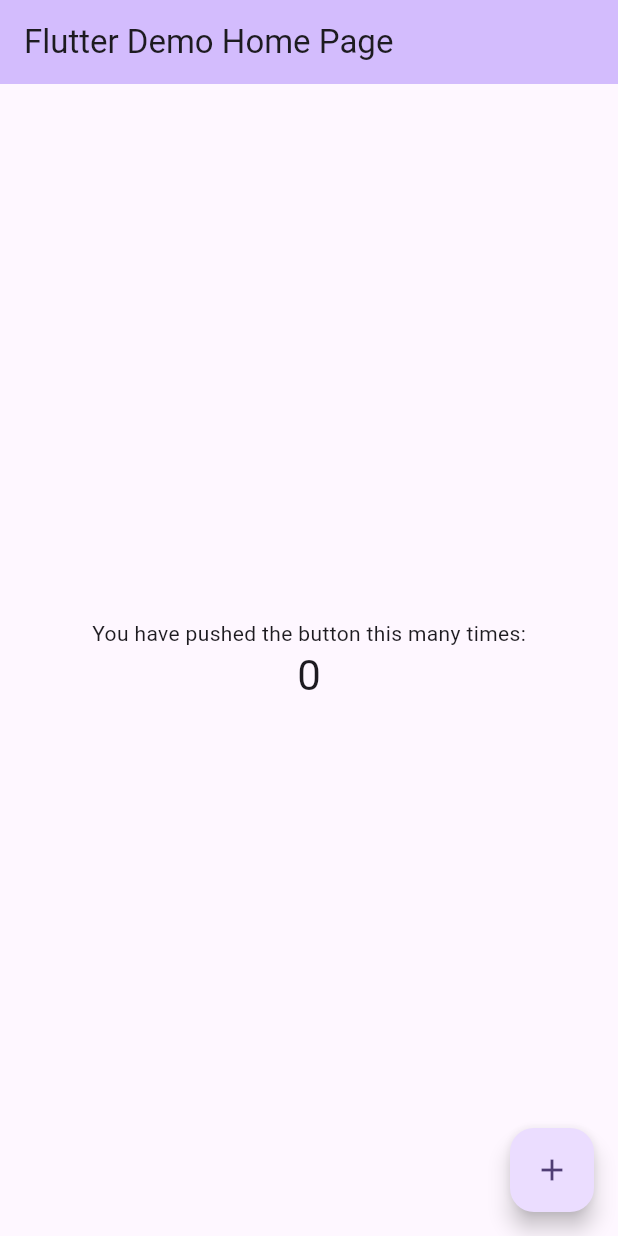
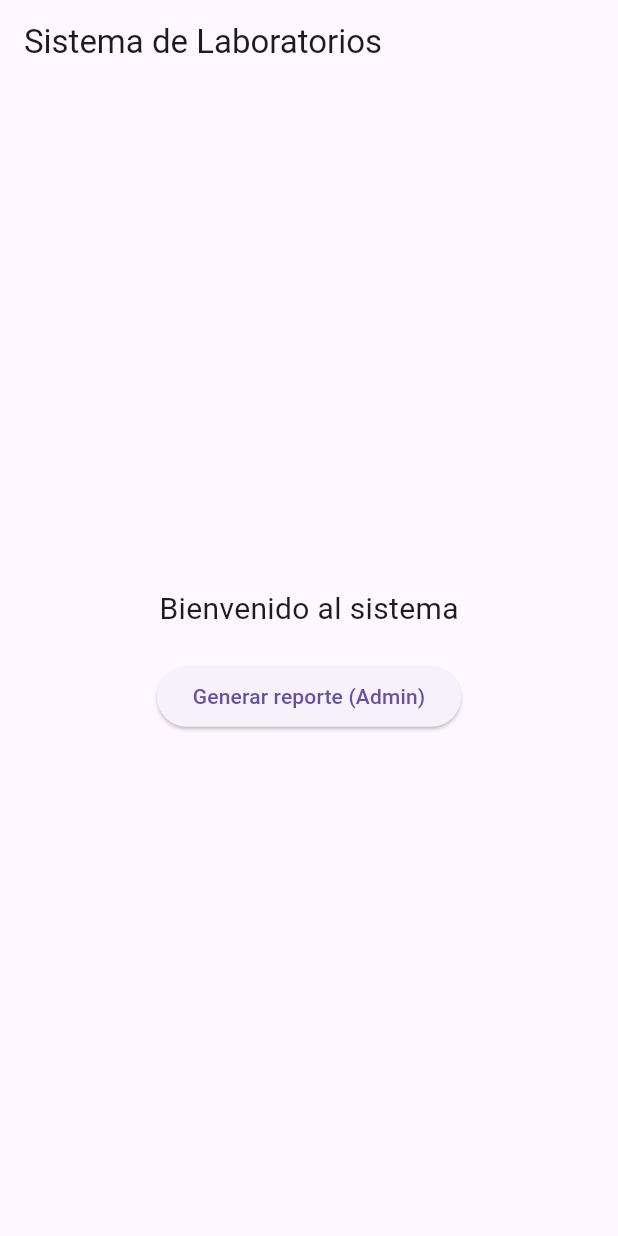
Before and after one commit to MigueV10/Proyect-Flutter, a Flutter app: the screen it shows after launch, on a phone screen of 412 x 824 dp. Run offline on Flutter 3.47's test engine with Material 3 defaults, Android fonts, the phone set to English and light mode, and no system bars.

Commit message:
Probando el boton de generar reporte, aun no esta definido. Dandole forma a la app.

```diff
--- a/dominios/lib/main.dart
+++ b/dominios/lib/main.dart
@@ -1,4 +1,11 @@
 import 'package:flutter/material.dart';
+import 'package:provider/provider.dart';
+
+// Importación de los providers
+import 'package:dominios/providers/gestion_academica_provider.dart';
+import 'package:dominios/providers/operador_laboratorio.dart';
+import 'package:dominios/providers/reporte_servicio_provider.dart';
+import 'package:dominios/providers/usuario_estudiante_provider.dart';
 
 void main() {
   runApp(const MyApp());
@@ -7,116 +14,70 @@ void main() {
 class MyApp extends StatelessWidget {
   const MyApp({super.key});
 
-  // This widget is the root of your application.
   @override
   Widget build(BuildContext context) {
-    return MaterialApp(
-      title: 'Flutter Demo',
-      theme: ThemeData(
-        // This is the theme of your application.
-        //
-        // TRY THIS: Try running your application with "flutter run". You'll see
-        // the application has a purple toolbar. Then, without quitting the app,
-        // try changing the seedColor in the colorScheme below to Colors.green
-        // and then invoke "hot reload" (save your changes or press the "hot
-        // reload" button in a Flutter-supported IDE, or press "r" if you used
-        // the command line to start the app).
-        //
-        // Notice that the counter didn't reset back to zero; the application
-        // state is not lost during the reload. To reset the state, use hot
-        // restart instead.
-        //
-        // This works for code too, not just values: Most code changes can be
-        // tested with just a hot reload.
-        colorScheme: ColorScheme.fromSeed(seedColor: Colors.deepPurple),
+    return MultiProvider(
+      providers: [
+        ChangeNotifierProvider(create: (_) => ReporteServicioProvider()),
+        ChangeNotifierProvider(create: (_) => UsuarioEstudianteProvider()),
+        ChangeNotifierProvider(create: (_) => OperadorLaboratorioProvider()),
+        ChangeNotifierProvider(create: (_) => GestionAcademicaProvider()),
+      ],
+      child: MaterialApp(
+        debugShowCheckedModeBanner: false,
+        title: 'Sistema de Laboratorios',
+        theme: ThemeData(
+          primarySwatch: Colors.blue,
+          visualDensity: VisualDensity.adaptivePlatformDensity,
+        ),
+        home: const HomePage(),
       ),
-      home: const MyHomePage(title: 'Flutter Demo Home Page'),
     );
   }
 }
 
-class MyHomePage extends StatefulWidget {
-  const MyHomePage({super.key, required this.title});
-
-  // This widget is the home page of your application. It is stateful, meaning
-  // that it has a State object (defined below) that contains fields that affect
-  // how it looks.
-
-  // This class is the configuration for the state. It holds the values (in this
-  // case the title) provided by the parent (in this case the App widget) and
-  // used by the build method of the State. Fields in a Widget subclass are
-  // always marked "final".
-
-  final String title;
-
-  @override
-  State<MyHomePage> createState() => _MyHomePageState();
-}
-
-class _MyHomePageState extends State<MyHomePage> {
-  int _counter = 0;
-
-  void _incrementCounter() {
-    setState(() {
-      // This call to setState tells the Flutter framework that something has
-      // changed in this State, which causes it to rerun the build method below
-      // so that the display can reflect the updated values. If we changed
-      // _counter without calling setState(), then the build method would not be
-      // called again, and so nothing would appear to happen.
-      _counter++;
-    });
-  }
+class HomePage extends StatelessWidget {
+  const HomePage({super.key});
 
   @override
   Widget build(BuildContext context) {
-    // This method is rerun every time setState is called, for instance as done
-    // by the _incrementCounter method above.
-    //
-    // The Flutter framework has been optimized to make rerunning build methods
-    // fast, so that you can just rebuild anything that needs updating rather
-    // than having to individually change instances of widgets.
     return Scaffold(
       appBar: AppBar(
-        // TRY THIS: Try changing the color here to a specific color (to
-        // Colors.amber, perhaps?) and trigger a hot reload to see the AppBar
-        // change color while the other colors stay the same.
-        backgroundColor: Theme.of(context).colorScheme.inversePrimary,
-        // Here we take the value from the MyHomePage object that was created by
-        // the App.build method, and use it to set our appbar title.
-        title: Text(widget.title),
+        title: const Text('Sistema de Laboratorios'),
       ),
       body: Center(
-        // Center is a layout widget. It takes a single child and positions it
-        // in the middle of the parent.
         child: Column(
-          // Column is also a layout widget. It takes a list of children and
-          // arranges them vertically. By default, it sizes itself to fit its
-          // children horizontally, and tries to be as tall as its parent.
-          //
-          // Column has various properties to control how it sizes itself and
-          // how it positions its children. Here we use mainAxisAlignment to
-          // center the children vertically; the main axis here is the vertical
-          // axis because Columns are vertical (the cross axis would be
-          // horizontal).
-          //
-          // TRY THIS: Invoke "debug painting" (choose the "Toggle Debug Paint"
-          // action in the IDE, or press "p" in the console), to see the
-          // wireframe for each widget.
           mainAxisAlignment: MainAxisAlignment.center,
-          children: <Widget>[
-            const Text('You have pushed the button this many times:'),
-            Text(
-              '$_counter',
-              style: Theme.of(context).textTheme.headlineMedium,
+          children: [
+            const Text(
+              'Bienvenido al sistema',
+              style: TextStyle(fontSize: 20),
+            ),
+            const SizedBox(height: 20),
+            ElevatedButton(
+              onPressed: () {
+                final adminProvider = Provider.of<ReporteServicioProvider>(context, listen: false);
+                final reporteSatisfaccion = adminProvider.generarReporte("Matemáticas", "G1", "ISC");
+
+                showDialog(
+                  context: context,
+                  builder: (_) => AlertDialog(
+                    title: const Text("Reporte generado"),
+                    content: Text(reporteSatisfaccion.join("\n")),
+                    actions: [
+                      TextButton(
+                        onPressed: () => Navigator.of(context).pop(),
+                        child: const Text("Cerrar"),
+                      )
+                    ],
+                  ),
+                );
+              },
+              child: const Text("Generar reporte (Admin)"),
             ),
           ],
         ),
       ),
-      floatingActionButton: FloatingActionButton(
-        onPressed: _incrementCounter,
-        tooltip: 'Increment',
-        child: const Icon(Icons.add),
-      ), // This trailing comma makes auto-formatting nicer for build methods.
     );
   }
 }
--- a/dominios/lib/providers/usuario_estudiante_provider.dart
+++ b/dominios/lib/providers/usuario_estudiante_provider.dart
@@ -0,0 +1,16 @@
+import 'package:dominios/services/usuario_estudiante_service.dart';
+import 'package:flutter/material.dart';
+
+class UsuarioEstudianteProvider with ChangeNotifier {
+  final UsuarioEstudianteService _service = UsuarioEstudianteService();
+
+  void registrarAsistencia(String qrData) {
+    _service.registrarAsistencia(qrData);
+    notifyListeners(); //Solo si queremos reconstruir algo
+  }
+
+  void enviarEvaluacion(int id, int calificacion, String comentarios) {
+    _service.llenarEvaluacionServicio(id, calificacion, comentarios);
+    notifyListeners();
+  }
+}
--- a/dominios/lib/services/reporte_servicio_service.dart
+++ b/dominios/lib/services/reporte_servicio_service.dart
@@ -1,9 +1,11 @@
-class ReporteServicio {
+import 'package:dominios/dominios/reporte_servicio.dart';
+
+class ReporteServicioService {
   //Hacemos la assercion del reporte, el cual mandara a llamar nuestros metodos de la clase "reporte_servicio.dart"
-  final ReporteServicio _reporte = ReporteServicio();
+  final ReporteServicioService _reporte = ReporteServicioService();
 
-  List<String> generarReporte(String materia, String grupo, String carrera) {
-    return _reporte.generarReporte(materia, grupo, carrera);
+  List<String> generarReporteSatisfaccion(String materia, String grupo, String carrera) {
+    return _reporte.generarReporteSatisfaccion(materia, grupo, carrera);
   }
 
   //Funciones llamando al dominio
--- a/dominios/pubspec.yaml
+++ b/dominios/pubspec.yaml
@@ -30,9 +30,7 @@ environment:
 dependencies:
   flutter:
     sdk: flutter
-
-  # The following adds the Cupertino Icons font to your application.
-  # Use with the CupertinoIcons class for iOS style icons.
+  provider: ^6.1.1
   cupertino_icons: ^1.0.8
 
 dev_dependencies:
```
Also changed, not shown: dominios/lib/dominios/reporte_servicio.dart (renamed from dominios/lib/dominio/reporte_servicio.dart, +9 -4 lines), dominios/lib/providers/gestion_academica_provider.dart (+37 -0 lines), dominios/lib/providers/operador_laboratorio.dart (+26 -0 lines), dominios/lib/providers/reporte_servicio_provider.dart (+55 -0 lines), dominios/lib/services/gestion_academica_service.dart (+12 -1 lines), dominios/lib/services/operador_laboratorio_service.dart (+41 -0 lines), dominios/lib/services/usuario_estudiante_service.dart (+21 -0 lines), dominios/lib/dominios/gestion_academica.dart (renamed from dominios/lib/dominio/gestion_academica.dart), dominios/lib/dominios/operador_laboratorio.dart (renamed from dominios/lib/dominio/operador_laboratorio.dart), dominios/lib/dominios/usuario_estudiante.dart (renamed from dominios/lib/dominio/usuario_estudiante.dart), dominios/lib/views/home_view.dart (added), dominios/pubspec.lock.
